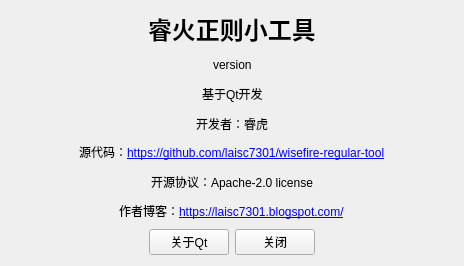
Old version of the form about.ui in the repository laisc7301/regular-tool.
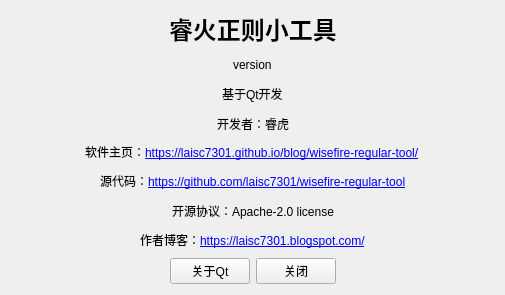
New version of the form.

```diff
--- a/about.ui
+++ b/about.ui
@@ -6,8 +6,8 @@
    <rect>
     <x>0</x>
     <y>0</y>
-    <width>464</width>
-    <height>266</height>
+    <width>505</width>
+    <height>295</height>
    </rect>
   </property>
   <property name="windowTitle">
@@ -169,6 +169,43 @@
      </item>
     </layout>
    </item>
+   <item>
+    <layout class="QHBoxLayout" name="horizontalLayout_9">
+     <item>
+      <spacer name="horizontalSpacer_17">
+       <property name="orientation">
+        <enum>Qt::Horizontal</enum>
+       </property>
+       <property name="sizeHint" stdset="0">
+        <size>
+         <width>40</width>
+         <height>20</height>
+        </size>
+       </property>
+      </spacer>
+     </item>
+     <item>
+      <widget class="QLabel" name="label_8">
+       <property name="text">
+        <string>&lt;html&gt;&lt;head/&gt;&lt;body&gt;&lt;p&gt;软件主页：&lt;a href=&quot;https://laisc7301.github.io/blog/wisefire-regular-tool/&quot;&gt;&lt;span style=&quot; text-decoration: underline; color:#0000ff;&quot;&gt;https://laisc7301.github.io/blog/wisefire-regular-tool/&lt;/span&gt;&lt;/a&gt;&lt;/p&gt;&lt;/body&gt;&lt;/html&gt;</string>
+       </property>
+      </widget>
+     </item>
+     <item>
+      <spacer name="horizontalSpacer_18">
+       <property name="orientation">
+        <enum>Qt::Horizontal</enum>
+       </property>
+       <property name="sizeHint" stdset="0">
+        <size>
+         <width>40</width>
+         <height>20</height>
+        </size>
+       </property>
+      </spacer>
+     </item>
+    </layout>
+   </item>
    <item>
     <layout class="QHBoxLayout" name="horizontalLayout_4">
      <item>
```
